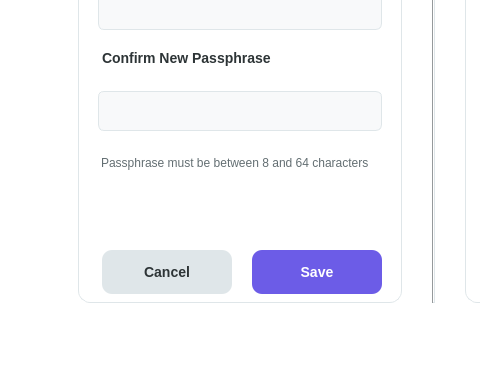
Above: src/ui/windows/settings/settings.ui from Fred-Sheppard/Eastwood before the change; both pictures show x 177 to 657 and y 323 to 700 of the 1000 by 700 pixel window. Below: the same form after it.
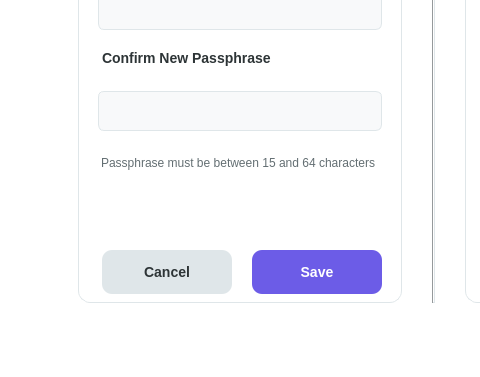
That is the form after the change. Custom widgets are drawn as their Qt base class.

Patch:
```diff
--- a/src/ui/windows/settings/settings.ui
+++ b/src/ui/windows/settings/settings.ui
@@ -285,7 +285,7 @@
              <string notr="true">font-size: 12px; color: #636e72; margin-top: 5px;</string>
             </property>
             <property name="text">
-             <string>Passphrase must be between 8 and 64 characters</string>
+             <string>Passphrase must be between 15 and 64 characters</string>
             </property>
             <property name="wordWrap">
              <bool>true</bool>
```
